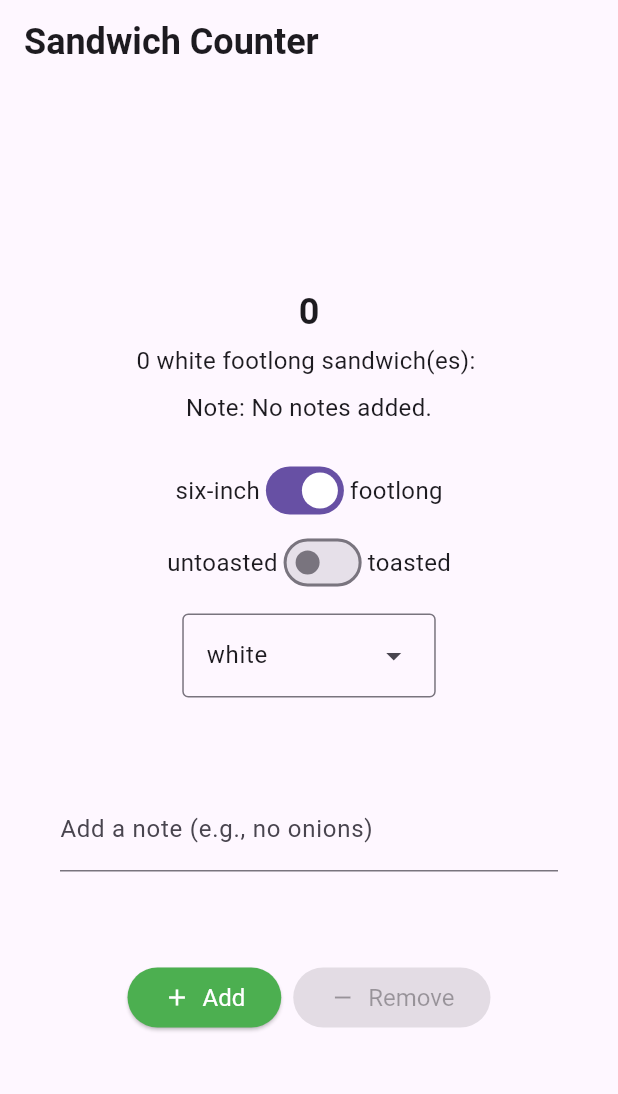
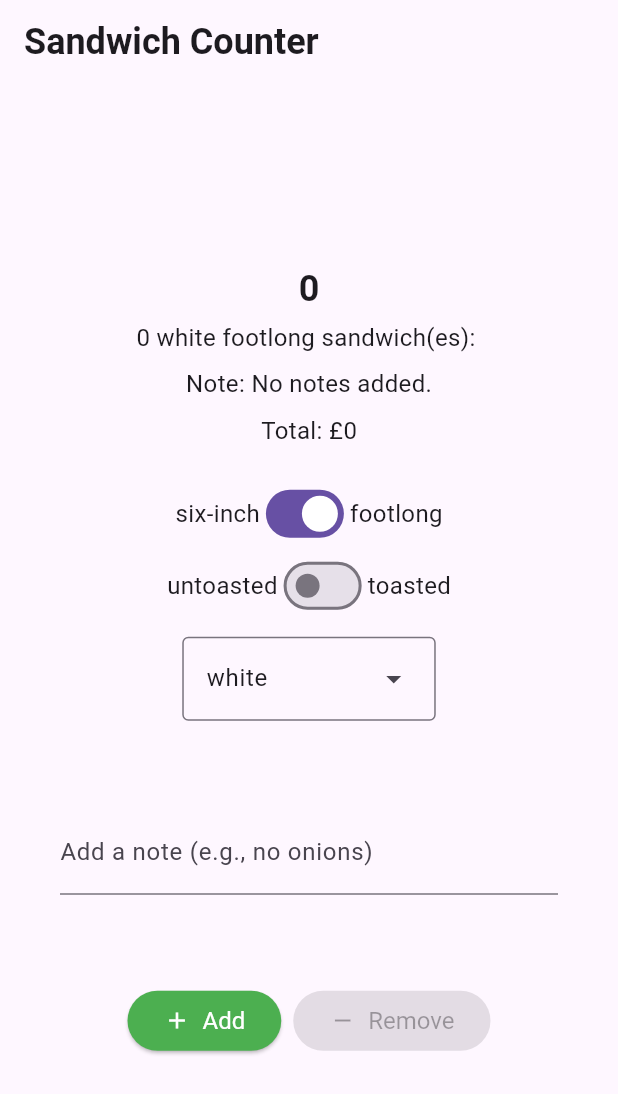
Before and after one commit to Xeniosgeorgakis/sadwich_shop, a Flutter app: the screen it shows after launch, on a phone screen of 412 x 824 dp. Shown: the top 1094 px of the screen. Run offline on Flutter 3.47's test engine with Material 3 defaults, Android fonts, the phone set to English and light mode, and no system bars.

Commit message:
added  PricingRepository class

```diff
--- a/lib/main.dart
+++ b/lib/main.dart
@@ -1,6 +1,7 @@
 import 'package:flutter/material.dart';
 import 'package:sadwich_shop/views/app_styles.dart';
 import 'package:sadwich_shop/repositories/order_repository.dart';
+
 
 enum BreadType { white, wheat, wholemeal }
 void main() {
@@ -32,6 +33,7 @@ class OrderScreen extends StatefulWidget {
 
 class _OrderScreenState extends State<OrderScreen> {
   OrderRepository? _orderRepository;
+  late final PricingRepository _pricingRepository;
   final TextEditingController _notesController = TextEditingController();
   bool _isFootlong = true;
   bool _isToasted = false;
@@ -41,6 +43,7 @@ class _OrderScreenState extends State<OrderScreen> {
   void initState() {
     super.initState();
      _orderRepository = OrderRepository(maxQuantity: widget.maxQuantity);
+     _pricingRepository = PricingRepository();
     _notesController.addListener(() {
       setState(() {});
     });
@@ -123,6 +126,13 @@ class _OrderScreenState extends State<OrderScreen> {
               breadType: _selectedBreadType,
               orderNote: noteForDisplay,
             ),
+            const SizedBox(height: 8),
+            // Show total price calculated by PricingRepository
+            Builder(builder: (context) {
+              final qty = _orderRepository?.quantity ?? 0;
+              final price = _pricingRepository.totalPrice(quantity: qty, isFootlong: _isFootlong);
+              return Text('Total: £$price', style: normalText);
+            }),
             const SizedBox(height: 20),
             Row(
               mainAxisAlignment: MainAxisAlignment.center,
```
